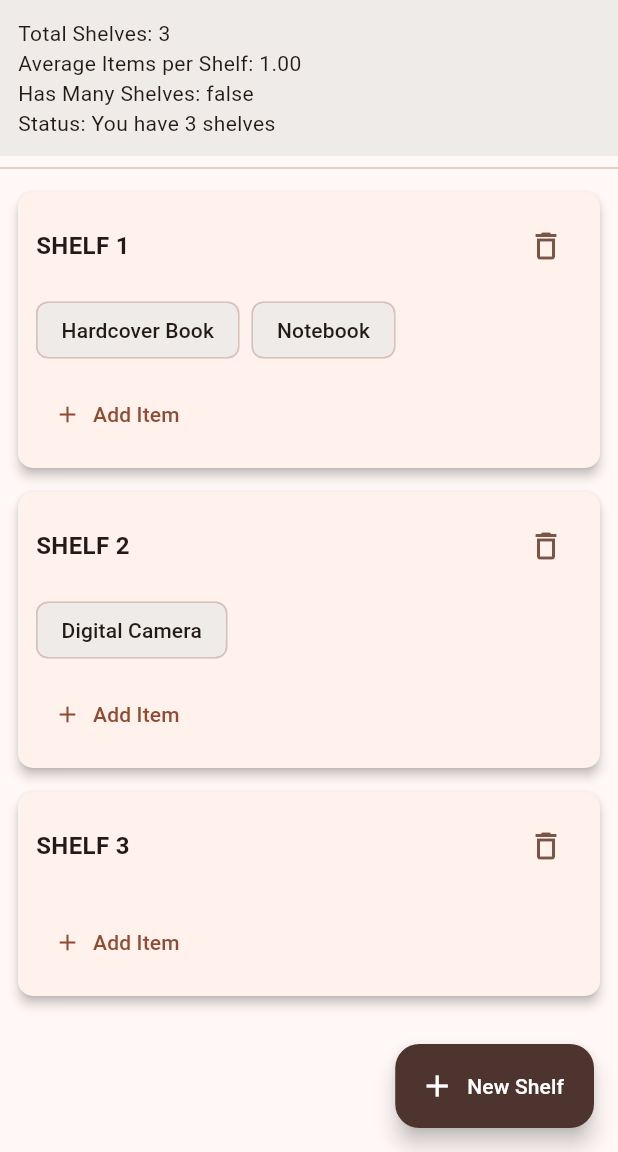
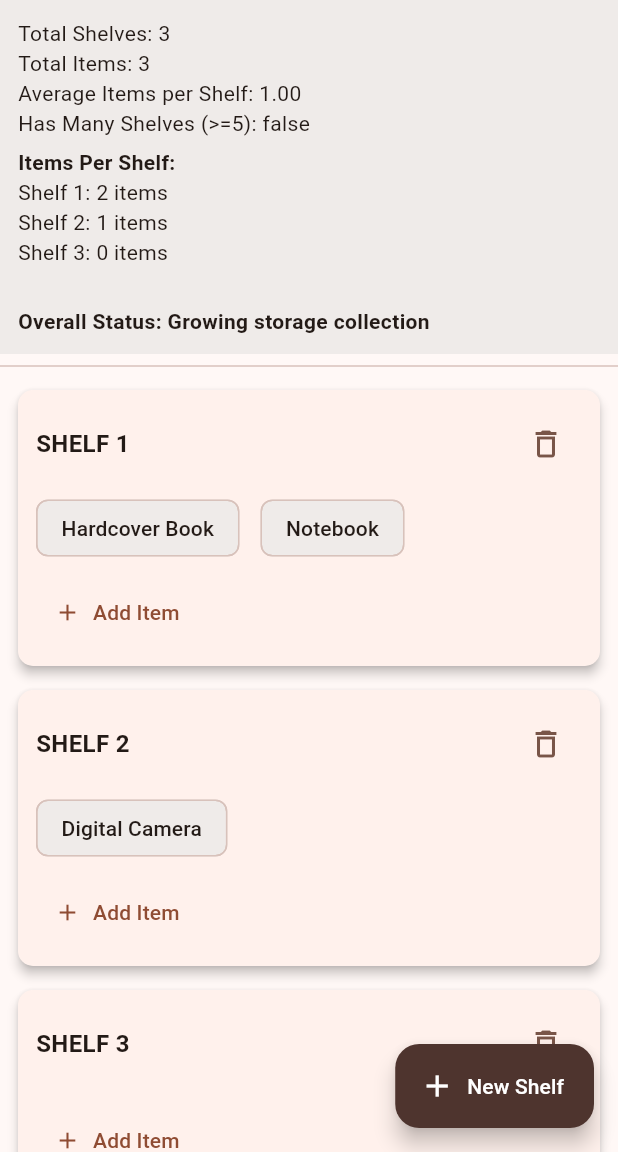
Before and after one commit to Anselm-Gacrama/shelfshap, a Flutter app: the screen it shows after launch, after a tap on "New Shelf", on a phone screen of 412 x 824 dp, the part 84-1236 px from its top. Run offline on Flutter 3.47's test engine with Material 3 defaults, Android fonts, the phone set to English and light mode, and no system bars.

Commit message:
Fixed hasManyShelves so it stays true once shelves ≥ 5 Tracks total number of items, and shows  how many items each shelf contains.

```diff
--- a/lib/main.dart
+++ b/lib/main.dart
@@ -60,10 +60,12 @@ class _ShelfHomeState extends State<ShelfHome> {
   // =========================
   // Variables & Data Types
   // =========================
-  int totalShelves = 0;      // int
+  int totalShelves = 0;
+  int totalItems = 0;// int
   double averageItems = 0.0; // double
   bool hasManyShelves = false; // bool
   String shelfStatus = "";   // String
+  String itemSummary = "";
 
   // =========================
   // Calculate Stats
@@ -71,35 +73,41 @@ class _ShelfHomeState extends State<ShelfHome> {
   void _calculateStats() {
     totalShelves = _shelves.length;
 
-    int totalItems = 0;
+    totalItems = 0;
+    itemSummary = "";
+
     for (int i = 0; i < _shelves.length; i++) {
-      totalItems += _shelves[i].items.length;
+      int itemCount = _shelves[i].items.length;
+      totalItems += itemCount;
+
+      itemSummary += "${_shelves[i].name}: $itemCount items\n";
     }
 
     // Arithmetic operations
     averageItems = totalShelves > 0 ? totalItems / totalShelves : 0;
-    int doubledShelves = totalShelves * 2;
 
-    // Logical operator
-    hasManyShelves = totalShelves > 2 && averageItems > 1;
+    // FIXED LOGIC (only depends on shelf count now)
+    hasManyShelves = totalShelves >= 5;
 
-    // Switch statement
-    switch (totalShelves) {
-      case 0:
-        shelfStatus = "No shelves available";
-        break;
-      case 1:
-        shelfStatus = "Only one shelf";
-        break;
-      default:
-        shelfStatus = "You have $totalShelves shelves";
+    // Collective status using shelves + items
+    int collectiveTotal = totalShelves + totalItems;
+
+    if (collectiveTotal == 0) {
+      shelfStatus = "No shelves and no items available";
+    } else if (collectiveTotal <= 5) {
+      shelfStatus = "Small storage collection";
+    } else if (collectiveTotal <= 15) {
+      shelfStatus = "Growing storage collection";
+    } else {
+      shelfStatus = "Large storage collection";
     }
 
-    // Debug prints
+    // Debug
     print("Total Shelves: $totalShelves");
+    print("Total Items: $totalItems");
     print("Average Items: $averageItems");
-    print("Doubled Shelves: $doubledShelves");
     print("Has Many Shelves: $hasManyShelves");
+    print("Collective Total: $collectiveTotal");
   }
 
   @override
@@ -289,7 +297,7 @@ class _ShelfHomeState extends State<ShelfHome> {
 
               // Items
               Wrap(
-                spacing: 8,
+                spacing: 14,
                 runSpacing: 8,
                 children: shelf.items.asMap().entries.map((entry) {
                   final iIndex = entry.key;
@@ -369,12 +377,20 @@ class _ShelfHomeState extends State<ShelfHome> {
               crossAxisAlignment: CrossAxisAlignment.start,
               children: [
                 Text("Total Shelves: $totalShelves"),
+                Text("Total Items: $totalItems"),
                 Text("Average Items per Shelf: ${averageItems.toStringAsFixed(2)}"),
-                Text("Has Many Shelves: $hasManyShelves"),
-                Text("Status: $shelfStatus"),
+                Text("Has Many Shelves (>=5): $hasManyShelves"),
+                const SizedBox(height: 6),
+                const Text("Items Per Shelf:",
+                    style: TextStyle(fontWeight: FontWeight.bold)),
+                Text(itemSummary),
+                const SizedBox(height: 6),
+                Text("Overall Status: $shelfStatus",
+                    style: const TextStyle(fontWeight: FontWeight.bold)),
               ],
             ),
           ),
+
           const Divider(),
           Expanded(
             child: ListView.builder(
```
